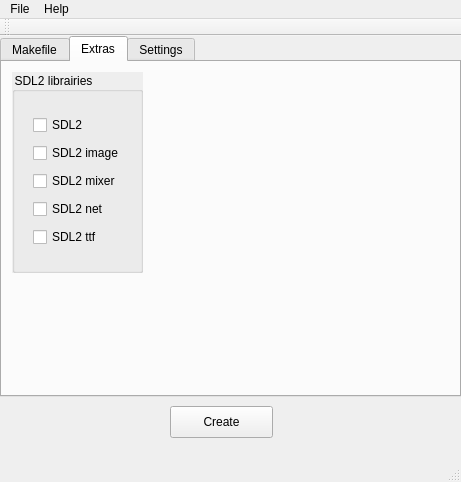
jmparis/MakeMaker, file Qt/mkmk/mainwindow.ui: the form before one commit.
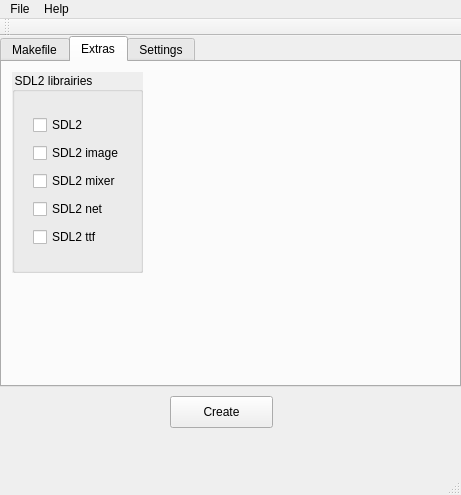
The form after the commit. The open tabs and pages were chosen to show the change.

The edit to the form file:
```diff
--- a/Qt/mkmk/mainwindow.ui
+++ b/Qt/mkmk/mainwindow.ui
@@ -7,7 +7,7 @@
     <x>0</x>
     <y>0</y>
     <width>461</width>
-    <height>482</height>
+    <height>495</height>
    </rect>
   </property>
   <property name="windowTitle">
@@ -18,7 +18,7 @@
     <property name="geometry">
      <rect>
       <x>170</x>
-      <y>370</y>
+      <y>360</y>
       <width>103</width>
       <height>32</height>
      </rect>
@@ -33,7 +33,7 @@
       <x>0</x>
       <y>0</y>
       <width>461</width>
-      <height>361</height>
+      <height>351</height>
      </rect>
     </property>
     <property name="currentIndex">
```
Left out of the diff: 19 changed lines with no effect on the pictures.
